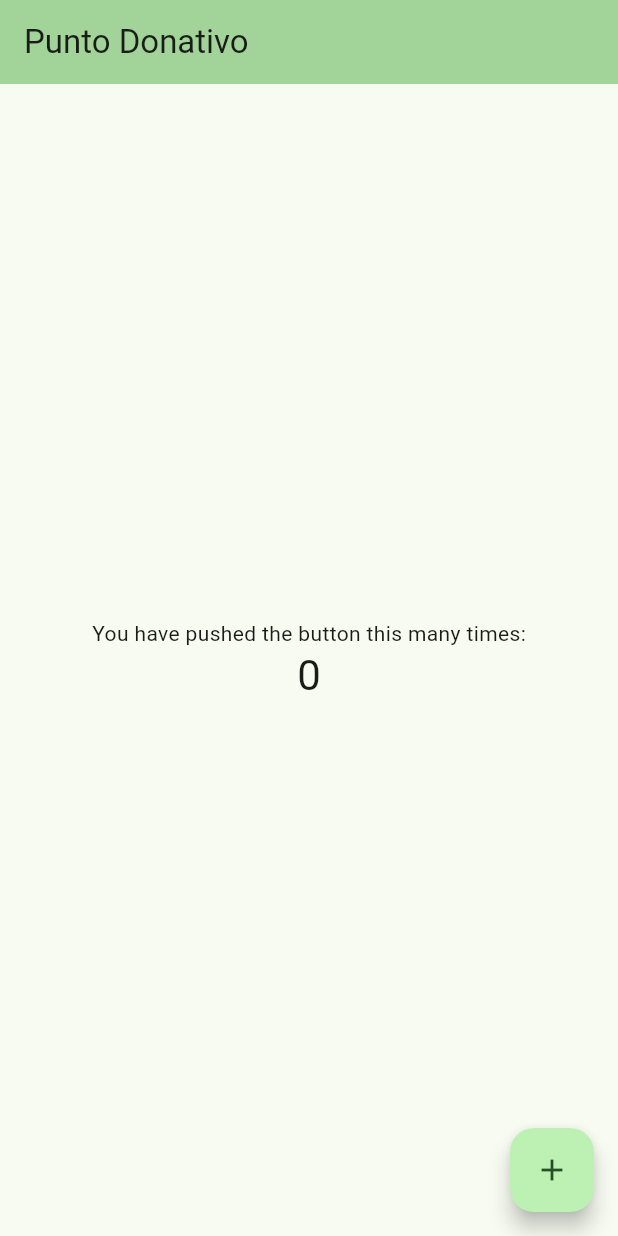
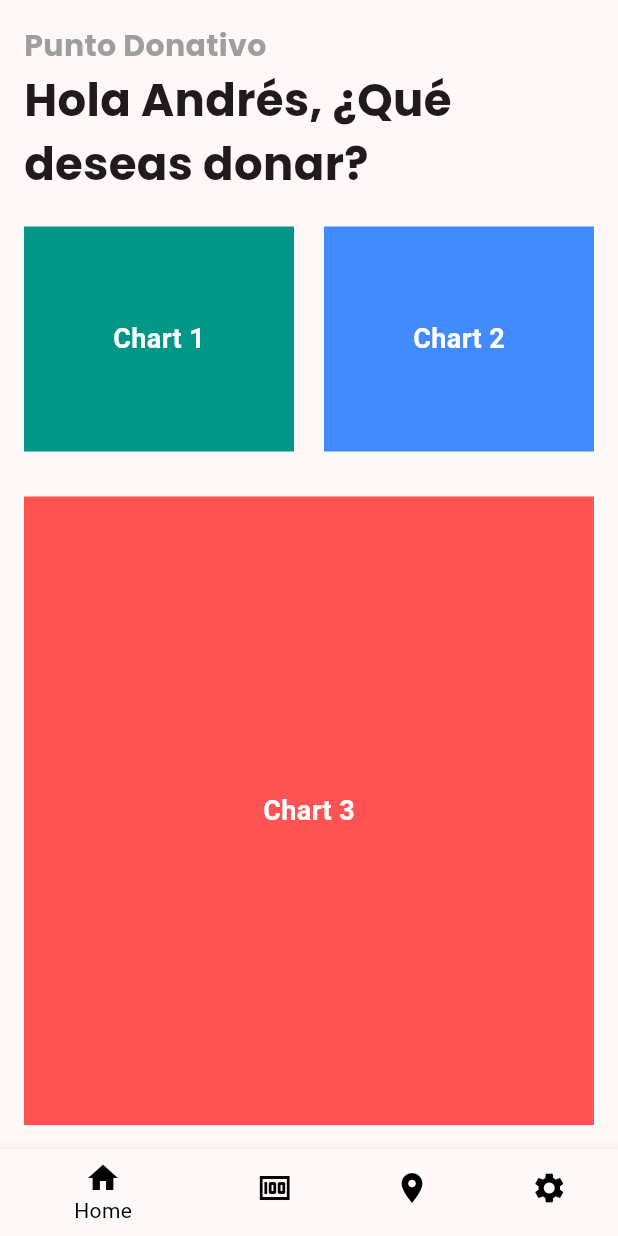
Before and after one commit to ALG06/Frontend, a Flutter app: the screen it shows after launch, on a phone screen of 412 x 824 dp. Run offline on Flutter 3.47's test engine with Material 3 defaults, Android fonts, the phone set to English and light mode, and no system bars; our stand-ins replace google_fonts.

Commit message:
Add: Basic Home View

```diff
--- a/lib/main.dart
+++ b/lib/main.dart
@@ -1,4 +1,5 @@
 import 'package:flutter/material.dart';
+import 'package:google_fonts/google_fonts.dart';
 
 void main() {
   runApp(const MyApp());
@@ -7,65 +8,126 @@
 class MyApp extends StatelessWidget {
   const MyApp({super.key});
 
-  // This widget is the root of your application.
   @override
   Widget build(BuildContext context) {
     return MaterialApp(
       title: 'Punto Donativo',
       theme: ThemeData(
-        colorScheme:
-            ColorScheme.fromSeed(seedColor: const Color.fromARGB(255, 53, 201, 65)),
+        colorScheme: ColorScheme.fromSeed(seedColor: Colors.black),
         useMaterial3: true,
       ),
-      home: const MyHomePage(title: 'Punto Donativo'),
+      home: const MyHomePage(),
     );
   }
 }
 
 class MyHomePage extends StatefulWidget {
-  const MyHomePage({super.key, required this.title});
-  final String title;
+  const MyHomePage({super.key});
 
   @override
   State<MyHomePage> createState() => _MyHomePageState();
 }
 
 class _MyHomePageState extends State<MyHomePage> {
-  int _counter = 0;
-
-  void _incrementCounter() {
-    setState(() {
-      _counter++;
-    });
-  }
-
   @override
   Widget build(BuildContext context) {
     return Scaffold(
-      appBar: AppBar(
+      body: Padding(
+        padding: const EdgeInsets.all(16.0),
+        child: Column(
+          crossAxisAlignment: CrossAxisAlignment.start, // Align items to the start
+          children: [
+            Text(
+              'Punto Donativo',
+              style: GoogleFonts.poppins(
+                fontSize: 20,
+                color: Colors.grey, // Gray color for the text
+                fontWeight: FontWeight.bold,
+              ),
+            ),
+            Align(
+              alignment: Alignment.topLeft,
+              child: Text(
+                'Hola Andrés, ¿Qué deseas donar?',
+                style: GoogleFonts.poppins(
+                fontSize: 30,
+                fontWeight: FontWeight.bold,
+              ),
 
-        backgroundColor: Theme.of(context).colorScheme.inversePrimary,
-        title: Text(widget.title),
-      ),
-      body: Center(
-        child: Column(
-          mainAxisAlignment: MainAxisAlignment.center,
-          children: <Widget>[
-            const Text(
-              'You have pushed the button this many times:',
+              ),
             ),
-            Text(
-              '$_counter',
-              style: Theme.of(context).textTheme.headlineMedium,
+            const SizedBox(height: 20),
+            Row(
+              children: [
+                // First Box
+                Expanded(
+                  child: Container(
+                    height: 150,
+                    color: Colors.teal,
+                    child: const Center(
+                      child: Text(
+                        'Chart 1',
+                        style: TextStyle(
+                          color: Colors.white,
+                          fontSize: 18,
+                          fontWeight: FontWeight.bold,
+                        ),
+                      ),
+                    ),
+                  ),
+                ),
+                const SizedBox(width: 20),
+                // Second Box
+                Expanded(
+                  child: Container(
+                    height: 150,
+                    color: Colors.blueAccent,
+                    child: const Center(
+                      child: Text(
+                        'Chart 2',
+                        style: TextStyle(
+                          color: Colors.white,
+                          fontSize: 18,
+                          fontWeight: FontWeight.bold,
+                        ),
+                      ),
+                    ),
+                  ),
+                ),
+              ],
+            ),
+            const SizedBox(height: 30),
+            // Third Box
+            Expanded(
+              child: Container(
+                color: Colors.redAccent,
+                child: const Center(
+                  child: Text(
+                    'Chart 3',
+                    style: TextStyle(
+                      color: Colors.white,
+                      fontSize: 18,
+                      fontWeight: FontWeight.bold,
+                    ),
+                  ),
+                ),
+              ),
             ),
           ],
         ),
       ),
-      floatingActionButton: FloatingActionButton(
-        onPressed: _incrementCounter,
-        tooltip: 'Increment',
-        child: const Icon(Icons.add),
-      ), // This trailing comma makes auto-formatting nicer for build methods.
+      bottomNavigationBar: BottomNavigationBar(
+        currentIndex: 0,
+        backgroundColor: Colors.black, // Black background for the navbar
+        selectedItemColor: Colors.black, // White icons for selected item
+        unselectedItemColor: Colors.black, // White icons for unselected items too
+        items: const [
+          BottomNavigationBarItem(icon: Icon(Icons.home), label: 'Home'),
+          BottomNavigationBarItem(icon: Icon(Icons.money), label: 'Donar'),
+          BottomNavigationBarItem(icon: Icon(Icons.location_on), label: 'Locaciones'),
+          BottomNavigationBarItem(icon: Icon(Icons.settings), label: 'Configuración'),
+        ],
+      ),
     );
   }
 }
```
Also changed, not shown: pubspec.yaml (+3 -6 lines), lib/donate_view.dart (added), lib/home_view.dart (added), lib/locations_view.dart (added), lib/settings_view.dart (added), pubspec.lock.
